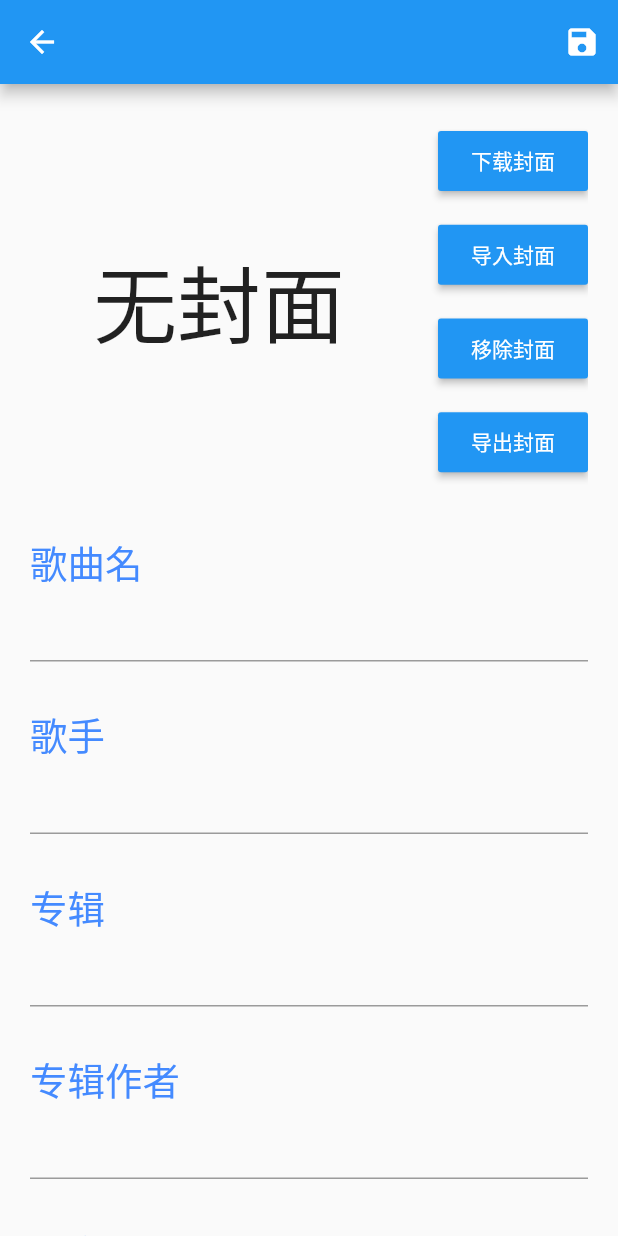
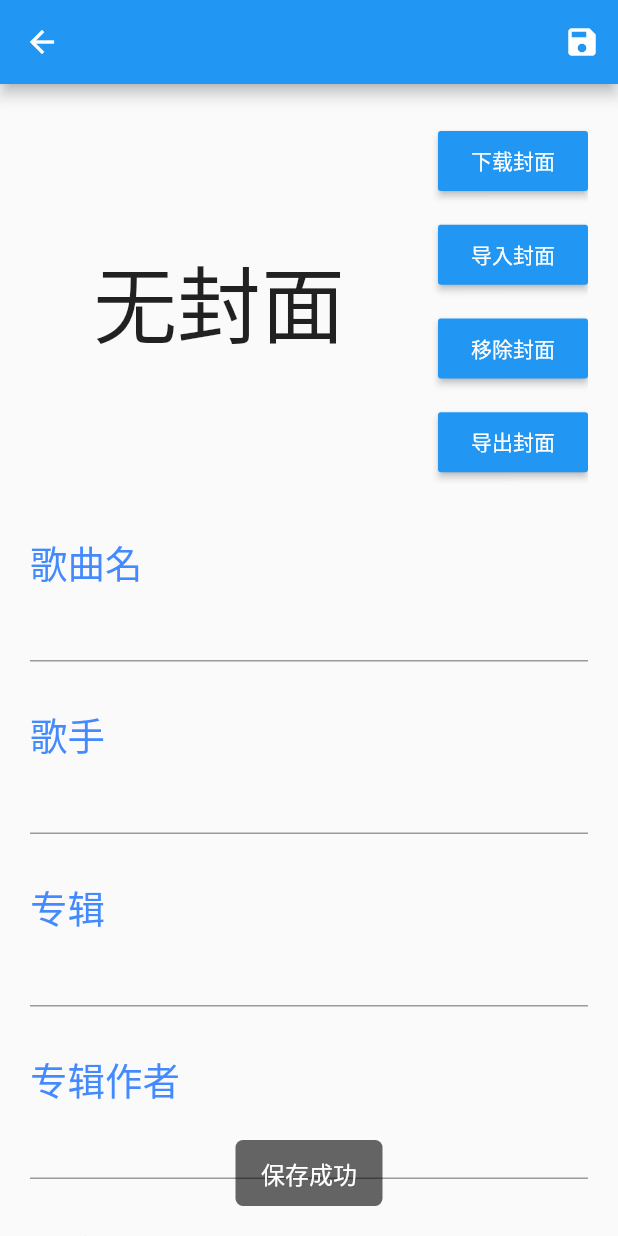
Before and after one commit to MCredbear/music_tools_flutter, a Flutter app: the EditorPage screen opened directly with empty values, after a tap on the "save" icon, on a phone screen of 412 x 824 dp. Run offline on Flutter 3.47's test engine with Material 3 defaults, Android fonts, the phone set to English and light mode, and no system bars; our stand-ins replace file_picker, flutter_mobx, flutter_styled_toast, mobx, permission_handler; generated files the repository leaves out were written again.

Commit message:
添加 toast

```diff
--- a/lib/editor_page.dart
+++ b/lib/editor_page.dart
@@ -3,6 +3,7 @@ import 'package:flutter/material.dart';
 import 'package:music_tools_flutter/search_cover_page.dart';
 import 'package:music_tools_flutter/search_lyric_page.dart';
 import 'package:path/path.dart';
+import 'package:flutter_styled_toast/flutter_styled_toast.dart';
 
 import 'taglib/taglib.dart';
 
@@ -371,5 +372,6 @@ class EditorPageState extends State<EditorPage> {
     setState(() {
       saving = false;
     });
+    showToast('保存成功');
   }
 }
--- a/lib/search_cover_page.dart
+++ b/lib/search_cover_page.dart
@@ -2,6 +2,7 @@ import 'dart:convert';
 import 'dart:io';
 import 'dart:typed_data';
 import 'package:flutter/material.dart';
+import 'package:flutter_styled_toast/flutter_styled_toast.dart';
 
 class CoverSearchPage extends StatefulWidget {
   const CoverSearchPage(this.keyword, {super.key});
@@ -82,7 +83,7 @@ class _CoverSearchPageState extends State<CoverSearchPage> {
       setState(() {
         _isLoading = false;
       });
-      // Fluttertoast.showToast(msg: '获取失败，请检查您的网络');
+      showToast('获取失败，请检查您的网络');
     }
   }
 
@@ -207,7 +208,7 @@ class ImageCard extends StatelessWidget {
               if (!context.mounted) return;
               Navigator.pop(context, Uint8List.fromList(data));
             } catch (e) {
-              // Fluttertoast.showToast(msg: '封面下载失败，请检查您的网络');
+              showToast('封面下载失败，请检查您的网络');
             }
           },
           child: Column(
--- a/lib/search_lyric_page.dart
+++ b/lib/search_lyric_page.dart
@@ -1,6 +1,7 @@
 import 'dart:convert';
 import 'dart:io';
 import 'package:flutter/material.dart';
+import 'package:flutter_styled_toast/flutter_styled_toast.dart';
 
 class LyricSearchPage extends StatefulWidget {
   const LyricSearchPage(this.keyword, {super.key});
@@ -96,7 +97,7 @@ class _LyricSearchPageState extends State<LyricSearchPage> {
           setState(() {
             _isLoading = false;
           });
-          // Fluttertoast.showToast(msg: '获取失败，请检查您的网络');
+          showToast('获取失败，请检查您的网络');
         }
       }
       setState(() {
@@ -107,7 +108,7 @@ class _LyricSearchPageState extends State<LyricSearchPage> {
       setState(() {
         _isLoading = false;
       });
-      // Fluttertoast.showToast(msg: '获取失败，请检查您的网络');
+      showToast('获取失败，请检查您的网络');
     }
   }
 
--- a/pubspec.yaml
+++ b/pubspec.yaml
@@ -18,6 +18,7 @@ dependencies:
   transparent_image: ^2.0.0
   permission_handler: ^11.1.0
   file_picker: 8.1.4
+  flutter_styled_toast: ^2.2.1
 
 
 dev_dependencies:
```
Also changed, not shown: pubspec.lock.
